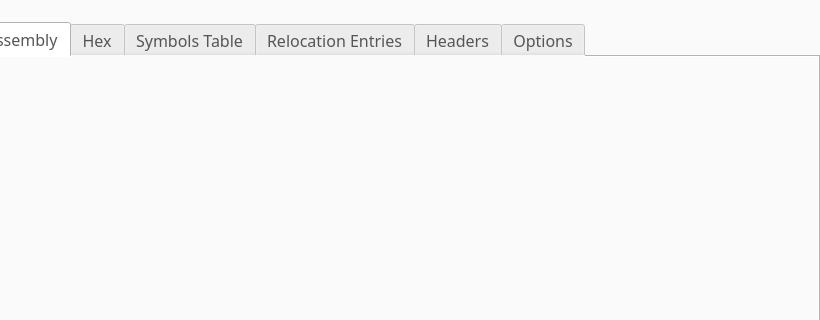
This is src/mainwindow.ui in jubal-R/ObjGui as Qt 5 draws it before an edit; both pictures show x 323 to 1143 and y 0 to 320 of the 1143 by 575 pixel window. The edited form follows.
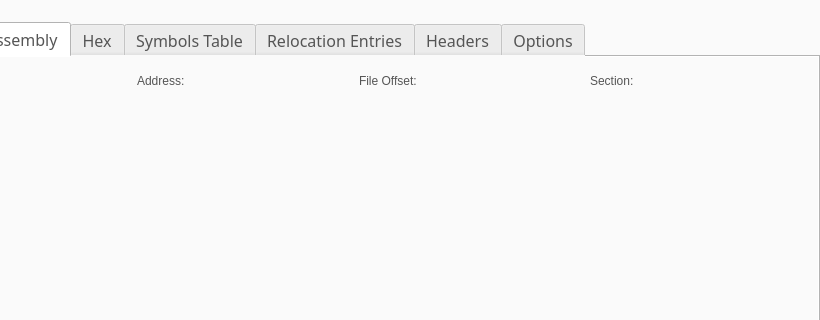
This is the edited form.

Commit message: replaced hexview highlighter with html styling and tweaked labels

```diff
--- a/src/mainwindow.ui
+++ b/src/mainwindow.ui
@@ -122,6 +122,9 @@
     </item>
     <item row="0" column="0">
      <widget class="QWidget" name="main" native="true">
+      <property name="styleSheet">
+       <string notr="true"/>
+      </property>
       <layout class="QHBoxLayout" name="horizontalLayout">
        <property name="leftMargin">
         <number>0</number>
@@ -335,6 +338,19 @@
               </item>
               <item>
                <widget class="QLabel" name="addressLabel">
+                <property name="sizePolicy">
+                 <sizepolicy hsizetype="Fixed" vsizetype="Preferred">
+                  <horstretch>0</horstretch>
+                  <verstretch>0</verstretch>
+                 </sizepolicy>
+                </property>
+                <property name="text">
+                 <string>Address:</string>
+                </property>
+               </widget>
+              </item>
+              <item>
+               <widget class="QLabel" name="addressValueLabel">
                 <property name="maximumSize">
                  <size>
                   <width>16777215</width>
@@ -359,6 +375,19 @@
               </item>
               <item>
                <widget class="QLabel" name="fileOffsetLabel">
+                <property name="sizePolicy">
+                 <sizepolicy hsizetype="Fixed" vsizetype="Preferred">
+                  <horstretch>0</horstretch>
+                  <verstretch>0</verstretch>
+                 </sizepolicy>
+                </property>
+                <property name="text">
+                 <string>File Offset:</string>
+                </property>
+               </widget>
+              </item>
+              <item>
+               <widget class="QLabel" name="fileOffsetValueLabel">
                 <property name="text">
                  <string/>
                 </property>
@@ -366,6 +395,19 @@
               </item>
               <item>
                <widget class="QLabel" name="sectionLabel">
+                <property name="sizePolicy">
+                 <sizepolicy hsizetype="Fixed" vsizetype="Preferred">
+                  <horstretch>0</horstretch>
+                  <verstretch>0</verstretch>
+                 </sizepolicy>
+                </property>
+                <property name="text">
+                 <string>Section:</string>
+                </property>
+               </widget>
+              </item>
+              <item>
+               <widget class="QLabel" name="sectionValueLabel">
                 <property name="text">
                  <string/>
                 </property>
```
Left out of the diff: 27 changed lines with no effect on the pictures. The commit also changes 2 other files.
